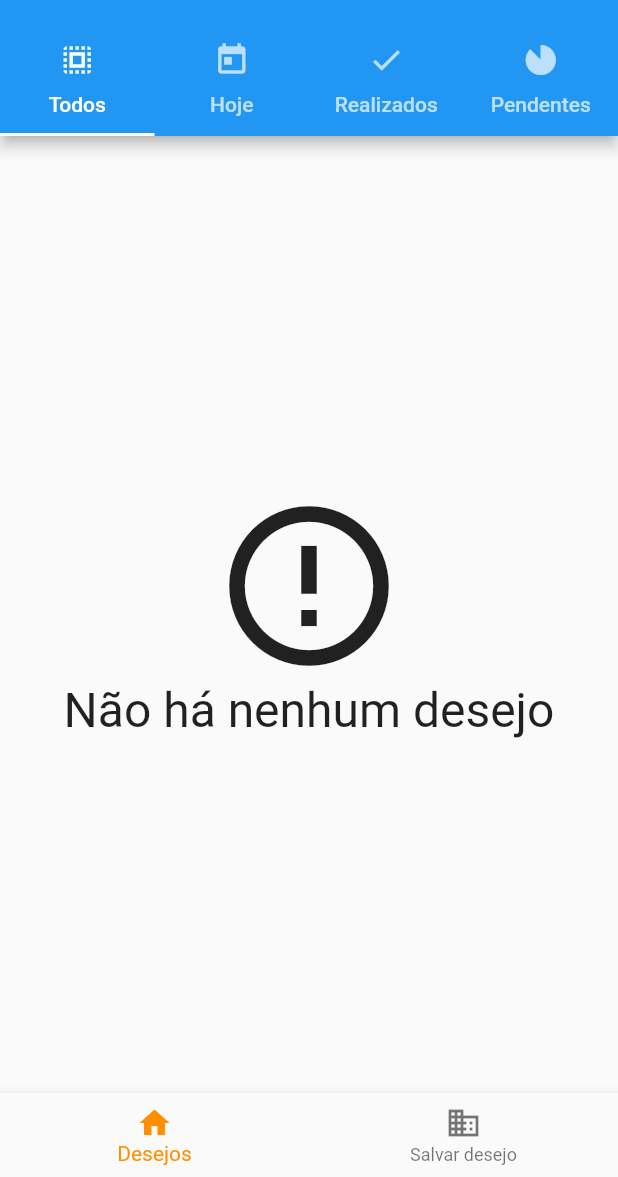
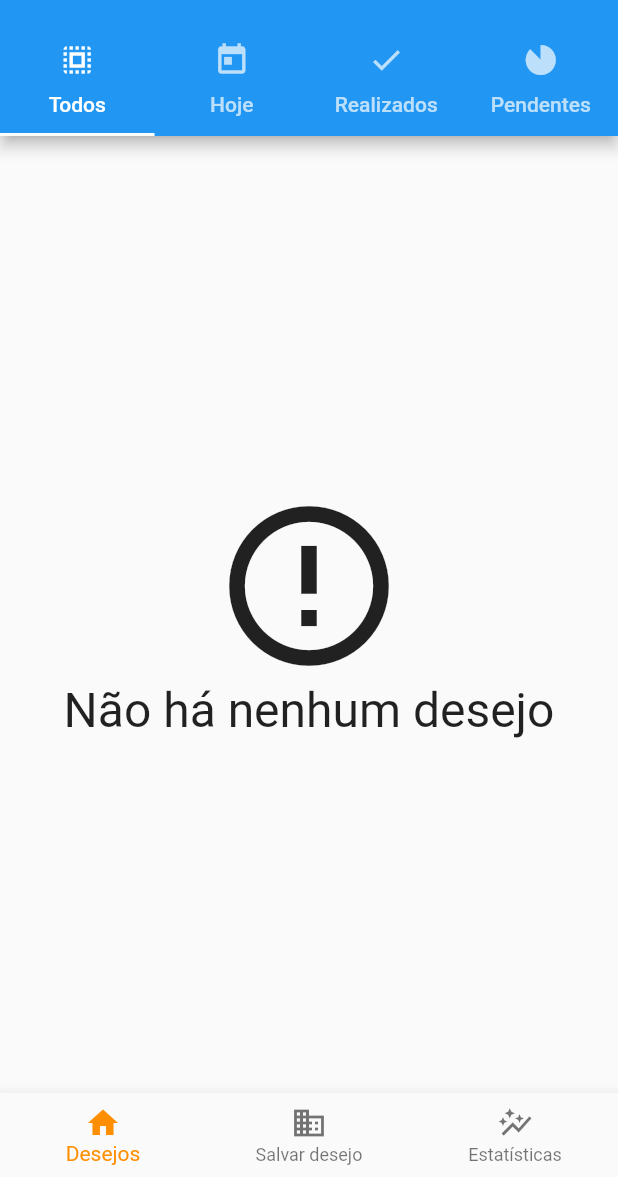
Before and after one commit to Adriano-Ivan/registrador_de_desejos, a Flutter app: the screen it shows after launch, on a phone screen of 412 x 824 dp, the part 59-1236 px from its top. Run offline on Flutter 3.47's test engine with Material 2 defaults, Android fonts, the phone set to English and light mode, and no system bars; our stand-ins replace fl_chart, flutter_colorpicker, sqflite; accounts and stored records are empty.

Commit message:
aba de desejos de hoje, começo de estatísticas com fl chart

```diff
--- a/lib/main.dart
+++ b/lib/main.dart
@@ -1,4 +1,5 @@
 import 'package:flutter/material.dart';
+import 'package:registrador_de_desejos/pages/desires_statistics.dart';
 import 'package:registrador_de_desejos/pages/form_desire.dart';
 import 'package:registrador_de_desejos/pages/home_screen.dart';
 import "package:provider/provider.dart";
@@ -25,6 +26,7 @@ class MyApp extends StatelessWidget {
       routes: {
         "/home": (context) => HomeScreen(),
         "/form_desire": (context) => FormDesire(),
+        "/statistics": (context) => DesiresStatistics()
       }
     );
   }
--- a/lib/pages/form_desire.dart
+++ b/lib/pages/form_desire.dart
@@ -8,7 +8,7 @@ import 'package:registrador_de_desejos/data/services/desire_dao.dart';
 import 'package:registrador_de_desejos/pages/utils/color_converter.dart';
 import 'package:registrador_de_desejos/pages/utils/colors_for_accomplishment.dart';
 import 'package:registrador_de_desejos/pages/utils/form_desire_routed_arguments.dart';
-import 'package:registrador_de_desejos/pages/widgets/app_bottom_navigation_bar.dart';
+import 'package:registrador_de_desejos/pages/widgets/app_desires_bottom_navigation_bar.dart';
 import 'package:flutter_colorpicker/flutter_colorpicker.dart';
 import 'package:registrador_de_desejos/providers/app_navigation_provider.dart';
 
@@ -336,7 +336,7 @@ class _FormDesire extends State<FormDesire>{
           ),
         ),
 
-      bottomNavigationBar: AppBottomNavigationBar(),
+      bottomNavigationBar: AppDesiresBottomNavigationBar(),
     );
   }
 }
--- a/lib/pages/home_screen.dart
+++ b/lib/pages/home_screen.dart
@@ -1,11 +1,12 @@
 
 
 import 'package:flutter/material.dart';
-import 'package:registrador_de_desejos/pages/widgets/app_bottom_navigation_bar.dart';
+import 'package:registrador_de_desejos/pages/widgets/app_desires_bottom_navigation_bar.dart';
 import 'package:registrador_de_desejos/pages/widgets/app_drawer.dart';
 import 'package:registrador_de_desejos/pages/widgets/desires/all_accomplished_desires.dart';
 import 'package:registrador_de_desejos/pages/widgets/desires/all_desires.dart';
 import 'package:registrador_de_desejos/pages/widgets/desires/all_not_accomplished_desires.dart';
+import 'package:registrador_de_desejos/pages/widgets/desires/all_today_desires.dart';
 
 class HomeScreen extends StatefulWidget{
 
@@ -49,13 +50,13 @@ class _HomeScreen extends State<HomeScreen>{
           body:TabBarView(
             children: [
               AllDesires(),
-              Text("TESTE 1"),
+              AllTodayDesires(),
               AllAccomplishedDesires(),
               AllNotAccomplishedDesires(),
             ],
           ),
 
-        bottomNavigationBar: AppBottomNavigationBar(),
+        bottomNavigationBar: AppDesiresBottomNavigationBar(),
       )
 
     );
--- a/lib/pages/widgets/app_bottom_navigation_bar.dart
+++ b/lib/pages/widgets/app_desires_bottom_navigation_bar.dart
@@ -5,13 +5,13 @@ import 'package:registrador_de_desejos/pages/utils/form_desire_routed_arguments.
 import 'package:registrador_de_desejos/providers/app_navigation_provider.dart';
 import "package:provider/provider.dart";
 
-class AppBottomNavigationBar extends StatefulWidget {
+class AppDesiresBottomNavigationBar extends StatefulWidget {
 
   @override
-  _AppBottomNavigationBar createState() => _AppBottomNavigationBar();
+  _AppDesiresBottomNavigationBar createState() => _AppDesiresBottomNavigationBar();
 }
 
-class _AppBottomNavigationBar extends State<AppBottomNavigationBar>{
+class _AppDesiresBottomNavigationBar extends State<AppDesiresBottomNavigationBar>{
   int _selectedIndex = 0;
 
   @override
@@ -30,6 +30,11 @@ class _AppBottomNavigationBar extends State<AppBottomNavigationBar>{
           label: "Salvar desejo",
           backgroundColor: Colors.green,
         ),
+        BottomNavigationBarItem(
+          icon: Icon(Icons.auto_graph),
+          label:"Estatísticas",
+          backgroundColor: Colors.cyan
+        )
       ],
       currentIndex: _selectedIndex,
       selectedItemColor: Colors.amber[800],
@@ -53,6 +58,12 @@ class _AppBottomNavigationBar extends State<AppBottomNavigationBar>{
             }
 
             break;
+          case 2:
+
+            if(index != _selectedIndex){
+                Navigator.of(context).pushReplacementNamed("/statistics");
+            }
+
         }
         Provider.of<AppNavigationProvider>(context, listen: false).changeScreen(index);
       },
--- a/lib/pages/widgets/desires/desires_builder.dart
+++ b/lib/pages/widgets/desires/desires_builder.dart
@@ -23,6 +23,8 @@ class _DesiresBuilder extends State<DesiresBuilder>{
       return DesireDAO().findAllAccomplishedOrNotAccomplished(1);
     } else if(widget.screenType == DesiresScreenType.allNotAccomplishedDesires){
       return DesireDAO().findAllAccomplishedOrNotAccomplished(0);
+    } else if(widget.screenType == DesiresScreenType.todayDesires){
+      return DesireDAO().findAllTodayDesires();
     }
 
     return DesireDAO().findAll();
--- a/lib/pages/widgets/desires/desires_screen_type.dart
+++ b/lib/pages/widgets/desires/desires_screen_type.dart
@@ -2,6 +2,7 @@
 
  enum DesiresScreenType{
   allDesires,
-   allAccomplishedDesires,
-   allNotAccomplishedDesires
+  allAccomplishedDesires,
+  allNotAccomplishedDesires,
+  todayDesires
  }
--- a/pubspec.yaml
+++ b/pubspec.yaml
@@ -45,6 +45,7 @@ dev_dependencies:
   sqflite: ^2.2.3
   flutter_colorpicker: ^1.0.3
   intl: ^0.18.0
+  fl_chart: ^0.55.2
   # The "flutter_lints" package below contains a set of recommended lints to
   # encourage good coding practices. The lint set provided by the package is
   # activated in the `analysis_options.yaml` file located at the root of your
```
Also changed, not shown: lib/data/services/desire_dao.dart (+10 -0 lines), lib/pages/desires_statistics.dart (added, +71 -0 lines), lib/pages/widgets/desires/all_today_desires.dart (added, +28 -0 lines), pubspec.lock.
